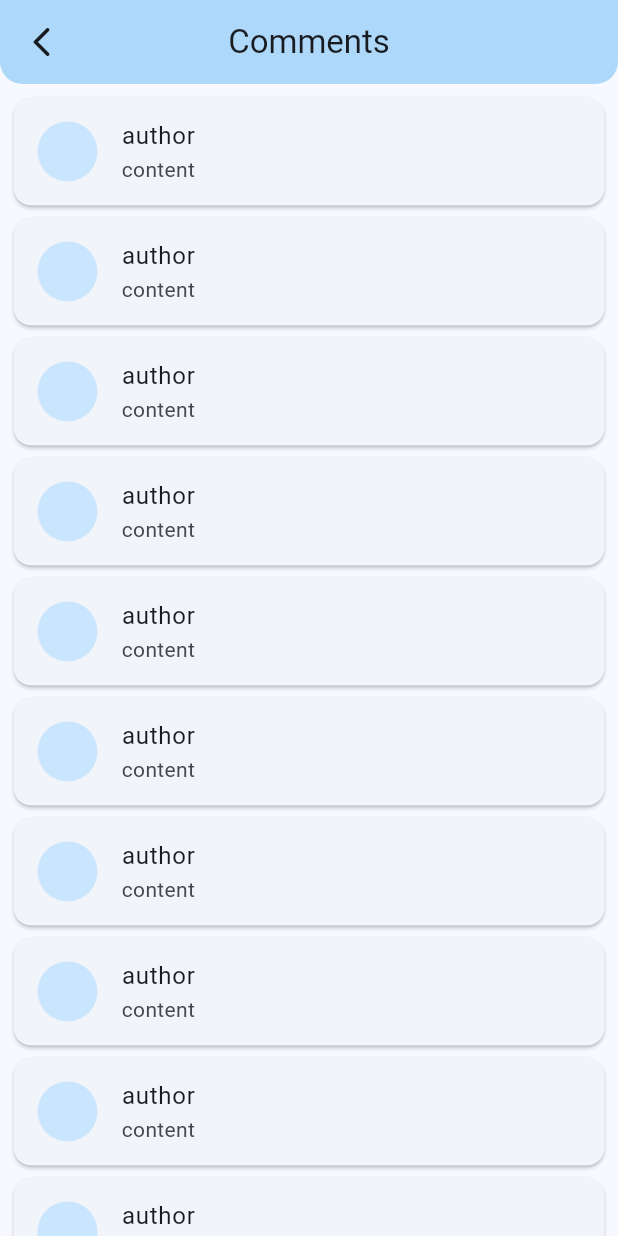
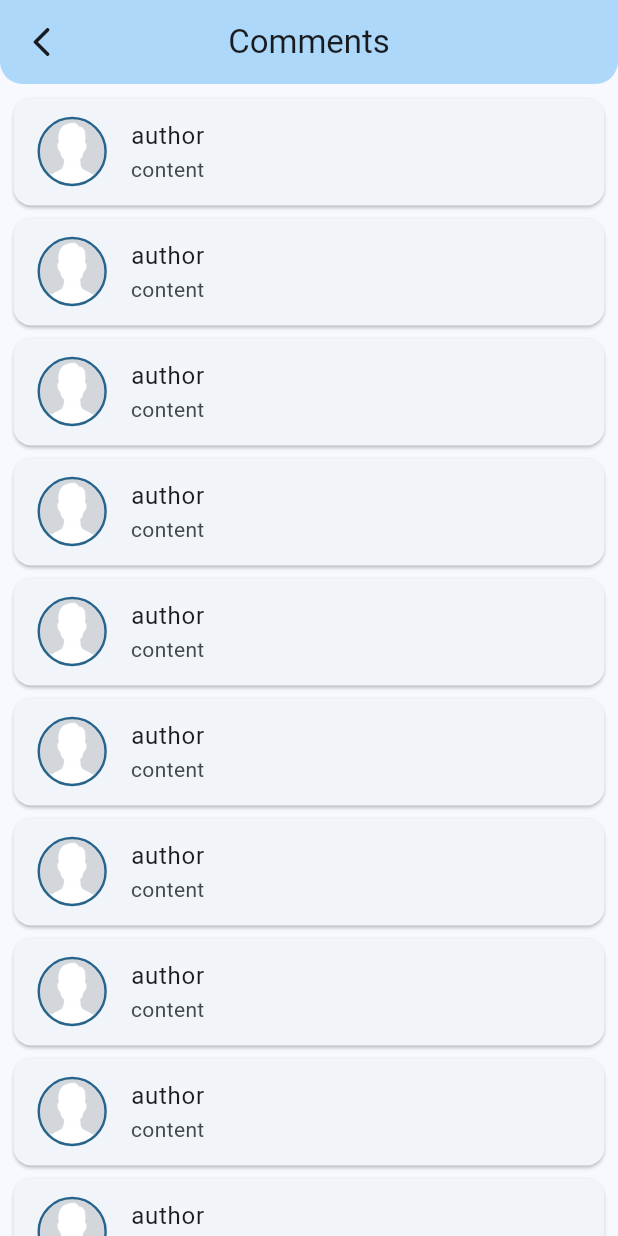
Before and after one commit to metaspook/su_research_and_thesis_book, a Flutter app: the CommentsPage screen opened directly, on a phone screen of 412 x 824 dp. Run offline on Flutter 3.47's test engine with Material 2 defaults, Android fonts, the phone set to English and light mode, and no system bars; our stand-ins replace bloc, cached_network_image, equatable, flutter_bloc, google_fonts; missing offline and left inert: flutter_cached_pdfview; generated files the repository leaves out were written again; Roboto replaces fonts that are missing (Ubuntu).

Commit message:
update  comments card

```diff
--- a/lib/modules/comments/widgets/comment_card.dart
+++ b/lib/modules/comments/widgets/comment_card.dart
@@ -1,5 +1,6 @@
 import 'package:flutter/material.dart';
 import 'package:su_thesis_book/shared/shared.dart';
+import 'package:su_thesis_book/utils/utils.dart';
 
 class CommentCard extends StatelessWidget {
   const CommentCard(this.comment, {super.key});
@@ -11,7 +12,7 @@ class CommentCard extends StatelessWidget {
     return Card(
       child: ListTile(
         titleAlignment: ListTileTitleAlignment.titleHeight,
-        leading: const CircleAvatar(),
+        leading: HaloAvatar(haloAccent: context.theme.colorScheme.primary),
         title: Text(comment.author),
         subtitle: Text(comment.content),
       ),
--- a/lib/modules/home/view/home_view.dart
+++ b/lib/modules/home/view/home_view.dart
@@ -3,7 +3,6 @@ import 'package:flutter/material.dart';
 import 'package:su_thesis_book/l10n/l10n.dart';
 import 'package:su_thesis_book/modules/home/home.dart';
 import 'package:su_thesis_book/shared/shared.dart';
-import 'package:su_thesis_book/shared/widgets/halo_avatar.dart';
 import 'package:su_thesis_book/utils/extensions.dart';
 
 class HomeView extends StatelessWidget {
@@ -25,9 +24,8 @@ class HomeView extends StatelessWidget {
                 padding: const EdgeInsets.only(right: 4.5),
                 child: GestureDetector(
                   onTap: () {},
-                  child: ProfileAvatar(
-                    haloAccent: context.theme.colorScheme.primary,
-                  ),
+                  child:
+                      HaloAvatar(haloAccent: context.theme.colorScheme.primary),
                 ),
               ),
             ],
--- a/lib/shared/shared.dart
+++ b/lib/shared/shared.dart
@@ -1,3 +1,4 @@
 export 'models/comment.dart';
 export 'models/thesis.dart';
+export 'widgets/halo_avatar.dart';
 export 'widgets/mod.dart';
--- a/lib/shared/widgets/halo_avatar.dart
+++ b/lib/shared/widgets/halo_avatar.dart
@@ -7,8 +7,8 @@ import 'package:su_thesis_book/gen/assets.gen.dart';
 /// replaced with the given `size` (which ranges from 0.0 to 1.0).
 ///
 /// Out of range values will have unexpected effects.
-class ProfileAvatar extends StatelessWidget {
-  const ProfileAvatar({
+class HaloAvatar extends StatelessWidget {
+  const HaloAvatar({
     super.key,
     this.imagePath,
     this.size = .825,
```
